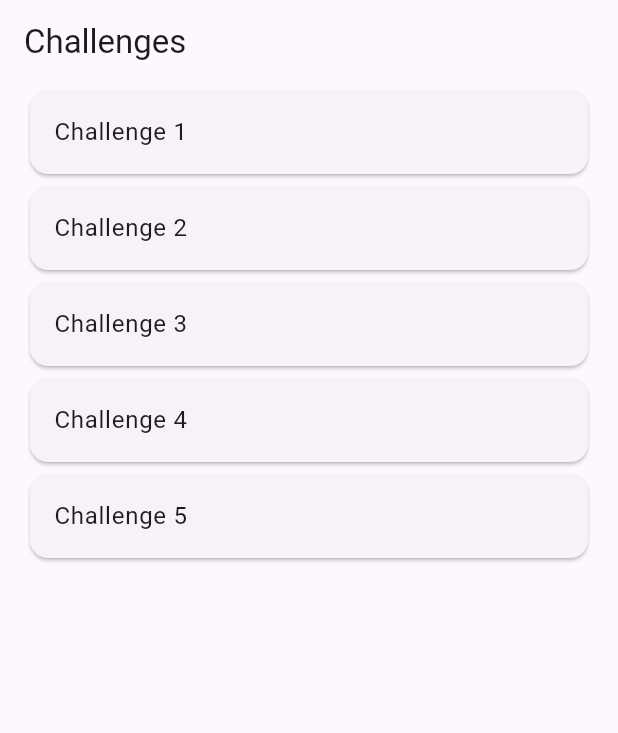
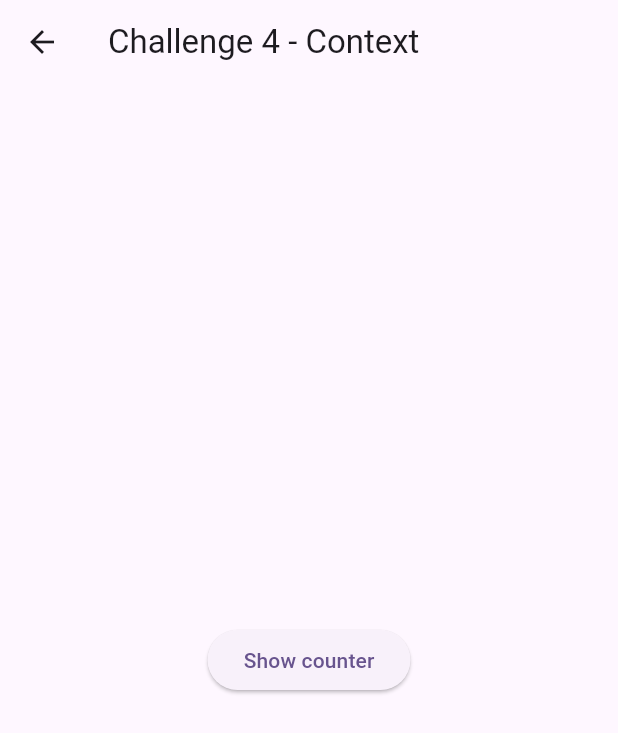
Before and after one commit to elianortega/somnio-flutter-conf-challenge, a Flutter app: the screen it shows after launch, after a tap on "Challenge 4", on a phone screen of 412 x 824 dp. Shown: the top 733 px of the screen. Run offline on Flutter 3.47's test engine with Material 3 defaults, Android fonts, the phone set to English and light mode, and no system bars; our stand-ins replace equatable, flutter_bloc, go_router.

Commit message:
feat: add challenge 4

```diff
--- /dev/null
+++ b/lib/challenge_4/bloc/counter_bloc.dart
@@ -0,0 +1,14 @@
+import 'package:equatable/equatable.dart';
+import 'package:flutter_bloc/flutter_bloc.dart';
+import 'package:meta/meta.dart';
+
+part 'counter_event.dart';
+part 'counter_state.dart';
+
+class CounterBloc extends Bloc<CounterEvent, CounterState> {
+  CounterBloc() : super(const CounterState()) {
+    on<CounterEvent>((event, emit) {
+      emit(state.copyWith(count: state.count + 1));
+    });
+  }
+}
--- a/lib/challenge_4/challenge_4.dart
+++ b/lib/challenge_4/challenge_4.dart
@@ -1 +1,2 @@
+export 'bloc/counter_bloc.dart';
 export 'challenge_4_page.dart';
--- a/lib/challenge_4/challenge_4_page.dart
+++ b/lib/challenge_4/challenge_4_page.dart
@@ -1,18 +1,58 @@
 import 'package:flutter/material.dart';
+import 'package:flutter_bloc/flutter_bloc.dart';
+import 'package:somnio_flutter_conf_challenge/challenge_4/bloc/counter_bloc.dart';
 
 class Challenge4Page extends StatelessWidget {
   const Challenge4Page({super.key});
 
   @override
   Widget build(BuildContext context) {
+    return const Challenge4View();
+  }
+}
+
+class Challenge4View extends StatelessWidget {
+  const Challenge4View({super.key});
+
+  @override
+  Widget build(BuildContext context) {
     return Scaffold(
-      appBar: AppBar(title: const Text('Challenge 4 - Router')),
+      appBar: AppBar(title: const Text('Challenge 4 - Context')),
       body: Center(
-        child: Text(
-          'You successfully navigated to Challenge 4!',
-          style: Theme.of(context).textTheme.titleMedium,
+        child: ElevatedButton(
+          onPressed: () {
+            showModalBottomSheet<void>(
+              context: context,
+              builder: (context) {
+                return const Counter();
+              },
+            );
+          },
+          child: const Text('Show counter'),
         ),
       ),
     );
   }
 }
+
+class Counter extends StatelessWidget {
+  const Counter({super.key});
+
+  @override
+  Widget build(BuildContext context) {
+    final count = context.watch<CounterBloc>().state.count;
+    return Column(
+      children: [
+        Text('Counter value: $count'),
+        IconButton(
+          onPressed: () {
+            context.read<CounterBloc>().add(
+                  const CounterIncremented(),
+                );
+          },
+          icon: const Icon(Icons.add),
+        )
+      ],
+    );
+  }
+}
--- /dev/null
+++ b/lib/challenge_6/challenge_6.dart
@@ -0,0 +1 @@
+export 'challenge_6_page.dart';
--- a/lib/home/view/home_page.dart
+++ b/lib/home/view/home_page.dart
@@ -41,7 +41,7 @@ class HomePage extends StatelessWidget {
             child: ListTile(
               title: const Text('Challenge 4'),
               onTap: () {
-                // Go to to Challenge 4
+                Challenge4Route().go(context);
               },
             ),
           ),
@@ -53,6 +53,14 @@ class HomePage extends StatelessWidget {
               },
             ),
           ),
+          Card(
+            child: ListTile(
+              title: const Text('Challenge 6'),
+              onTap: () {
+                Challenge6Route().go(context);
+              },
+            ),
+          ),
         ],
       ),
     );
--- a/pubspec.yaml
+++ b/pubspec.yaml
@@ -10,8 +10,10 @@ environment:
 
 dependencies:
   cupertino_icons: ^1.0.8
+  equatable: ^2.0.5
   flutter:
     sdk: flutter
+  flutter_bloc: ^8.1.6
   go_router: ^14.3.0
   meta: ^1.15.0
 
```
Also changed, not shown: lib/challenge_4/bloc/counter_event.dart (added, +12 -0 lines), lib/challenge_4/bloc/counter_state.dart (added, +19 -0 lines), lib/challenge_5/challenge_5_page.dart (+6 -60 lines), lib/challenge_6/challenge_6_page.dart (added, +72 -0 lines), lib/router/router.dart (+23 -10 lines), lib/router/router.g.dart, pubspec.lock.
